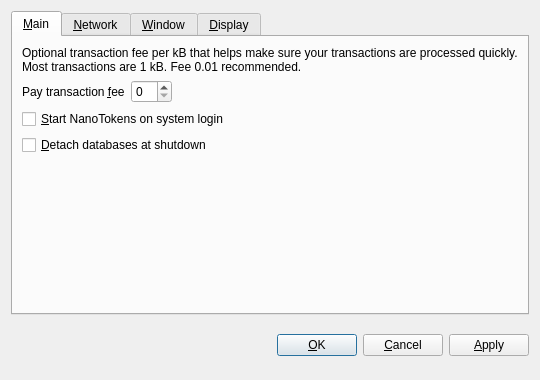
Before: the Qt Designer form src/qt/forms/optionsdialog.ui in elrapido80/nanotoken, drawn with Qt 5.
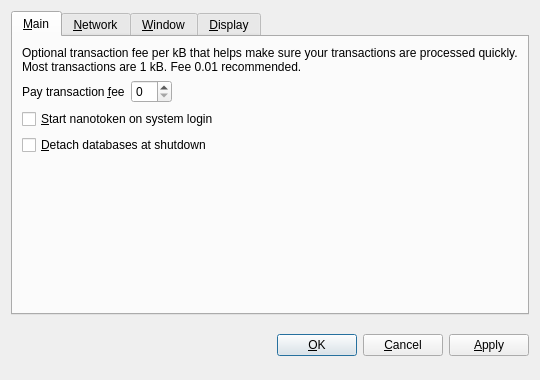
After: the same form once the commit is applied. The open tabs and pages were chosen to show the change. Custom widgets are drawn as their Qt base class.

Commit message: final update to nanotoken. think it finally works.

```diff
--- a/src/qt/forms/optionsdialog.ui
+++ b/src/qt/forms/optionsdialog.ui
@@ -82,7 +82,7 @@
           <string>Automatically start NanoTokens after logging in to the system.</string>
          </property>
          <property name="text">
-          <string>&amp;Start NanoTokens on system login</string>
+          <string>&amp;Start nanotoken on system login</string>
          </property>
         </widget>
        </item>
```
Left out of the diff: 10 changed lines with no effect on the pictures. The commit also changes 256 other files.
